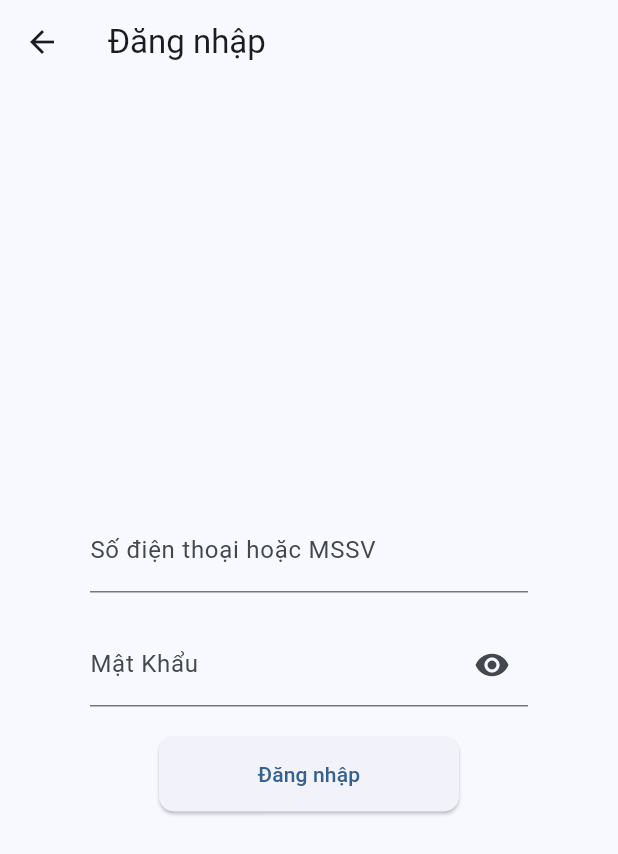
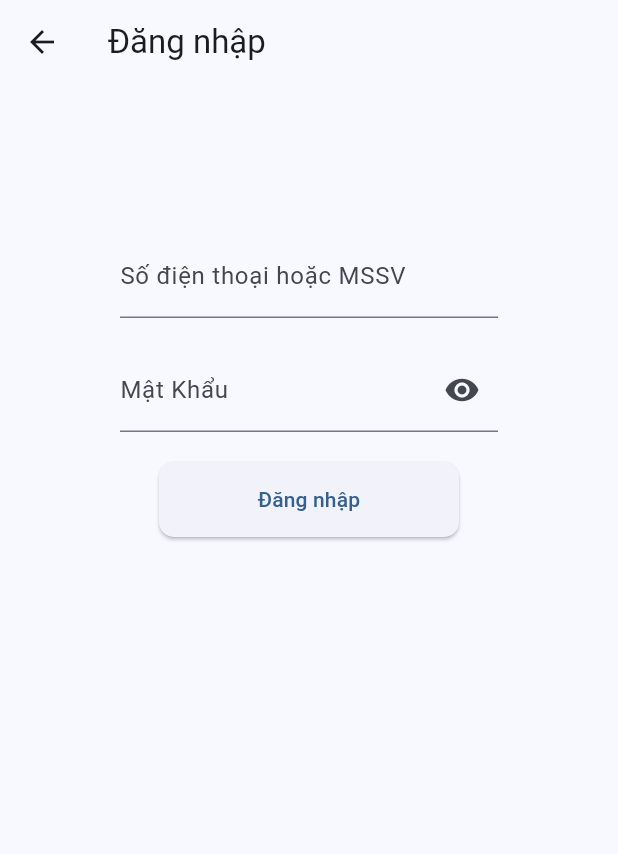
Before and after one commit to nana2503/DOAN_FLUTTER, a Flutter app: the LoginScreen screen opened directly, on a phone screen of 412 x 824 dp. Shown: the top 854 px of the screen. Run offline on Flutter 3.47's test engine with Material 3 defaults, Android fonts, the light colour scheme and no system bars.

Commit message:
Update login_screen.dart

```diff
--- a/lib/component/textfield.dart
+++ b/lib/component/textfield.dart
@@ -4,12 +4,14 @@ class CustomTextField extends StatefulWidget {
   final bool isPassword;
   final String hintText;
   final TextEditingController controller;
+  final bool isReadOnly;
 
   const CustomTextField({
     super.key,
     required this.isPassword,
     required this.hintText,
     required this.controller,
+    required this.isReadOnly
   });
 
   @override
@@ -23,6 +25,7 @@ class _CustomTextFieldState extends State<CustomTextField> {
   @override
   Widget build(BuildContext context) {
     return TextField(
+      readOnly:widget.isReadOnly ?true: false,
       controller: widget.controller,
       obscureText: widget.isPassword && _isObscure,
       decoration: InputDecoration(
--- a/lib/main.dart
+++ b/lib/main.dart
@@ -1,6 +1,7 @@
 import 'package:flutter/material.dart';
 import 'package:flutter/rendering.dart';
 import 'package:flutter_doan/component/button.dart';
+import 'package:flutter_doan/screens/createUser_page.dart';
 import 'package:flutter_doan/screens/login_screen.dart';
 import 'package:flutter_doan/screens/register_screen.dart';
 
@@ -50,6 +51,7 @@ class AuthenticationPage extends StatelessWidget {
                 onPressed: () {
                   Navigator.push(context,
                       MaterialPageRoute(builder: (context) => LoginScreen()));
+                      //  MaterialPageRoute(builder: (context) => EditScreen()));
                 }),
             SizedBox(height: 20),
             CustomButton(
--- a/lib/screens/login_screen.dart
+++ b/lib/screens/login_screen.dart
@@ -12,9 +12,9 @@ class LoginScreen extends StatelessWidget {
   Widget build(BuildContext context) {
     return Scaffold(
         appBar: AppBar(
-          title: Text("Đăng nhập"),
+          title: const Text("Đăng nhập"),
         ),
-        body: LoginForm());
+        body: const LoginForm());
   }
 }
 
@@ -36,7 +36,13 @@ class _LoginFormState extends State<LoginForm> {
   @override
   Widget build(BuildContext context) {
     return Scaffold(
-      body: Center(
+        body: SingleChildScrollView(
+      child: Container(
+        padding: EdgeInsets.symmetric(horizontal: 20, vertical: 40),
+        child: Column(
+          mainAxisAlignment: MainAxisAlignment.center,
+          children: <Widget>[
+            Center(
               child: Padding(
                 padding: const EdgeInsets.all(60),
                 child: Column(
@@ -44,6 +50,7 @@ class _LoginFormState extends State<LoginForm> {
                   children: <Widget>[
                     CustomTextField(
                         isPassword: false,
+                        isReadOnly: false,
                         hintText: "Số điện thoại hoặc MSSV",
                         controller: _valueLoginController),
                     const SizedBox(
@@ -52,6 +59,7 @@ class _LoginFormState extends State<LoginForm> {
                     CustomTextField(
                         isPassword: true,
                         hintText: "Mật Khẩu",
+                        isReadOnly: false,
                         controller: _passwordController),
                     const SizedBox(
                       height: 20,
@@ -69,12 +77,13 @@ class _LoginFormState extends State<LoginForm> {
                                       title: "Thông báo",
                                       message: "Vui lòng nhập đầy đủ thông tin",
                                       closeButtonText: "Đóng",
-                                onPressed: () => Navigator.of(context).pop());
+                                      onPressed: () =>
+                                          Navigator.of(context).pop());
                                 });
                           } else {
                             try {
-                        final response =
-                            await AppUtils.hanldeLogin(valueLogin, password);
+                              final response = await AppUtils.hanldeLogin(
+                                  valueLogin, password);
                               print(response);
                               if (response['EM'].toString().isNotEmpty) {
                                 Navigator.push(
@@ -90,7 +99,8 @@ class _LoginFormState extends State<LoginForm> {
                                         title: "Thông báo",
                                         message: response['EM'],
                                         closeButtonText: "Đóng",
-                                  onPressed: () => Navigator.of(context).pop());
+                                        onPressed: () =>
+                                            Navigator.of(context).pop());
                                   });
                             } catch (e) {
                               print("Lỗi: $e");
@@ -101,6 +111,9 @@ class _LoginFormState extends State<LoginForm> {
                 ),
               ),
             ),
-    );
+          ],
+        ),
+      ),
+    ));
   }
 }
--- a/lib/screens/register_screen.dart
+++ b/lib/screens/register_screen.dart
@@ -48,6 +48,7 @@ class _RegisterFormState extends State<RegisterForm> {
             mainAxisAlignment: MainAxisAlignment.center,
             children: [
               CustomTextField(
+                isReadOnly: false,
                   isPassword: false,
                   hintText: "Họ và tên",
                   controller: _userNameController),
@@ -55,11 +56,13 @@ class _RegisterFormState extends State<RegisterForm> {
                 height: 10,
               ),
               CustomTextField(
+                     isReadOnly: false,
                   isPassword: false,
                   hintText: "Số điện thoại",
                   controller: _userPhoneNumberController),
               const SizedBox(height: 10),
               CustomTextField(
+                     isReadOnly: false,
                   isPassword: true,
                   hintText: "Mật khẩu",
                   controller: _passwordController),
--- a/lib/utils/services.dart
+++ b/lib/utils/services.dart
@@ -2,7 +2,7 @@ import "dart:convert";
 import "package:http/http.dart" as http;
 
 class AppUtils {
-  static const String baseApi = "http://localhost:8080/api/v1";
+  static const String baseApi = "http://192.168.216.1:8080/api/v1";
   static Future<Map<String, dynamic>> registerUser(
       String username, String phoneNumber, String password) async {
     final response = await http
```
Also changed, not shown: lib/screens/createUser_page.dart (added, +145 -0 lines), 2 other files. Lines whose indentation alone changed are shown as unchanged.
